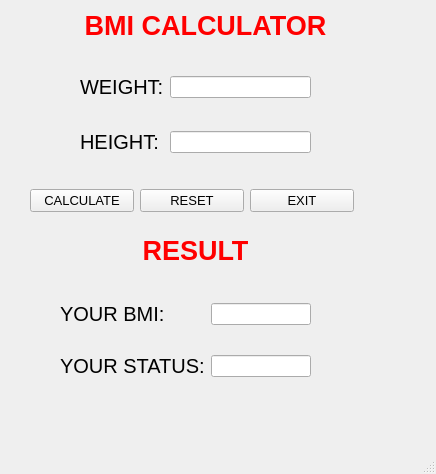
This is ui/MainWindow.ui in 80ninh2910/BMIcalculator as Qt 5 draws it before an edit. The edited form follows.
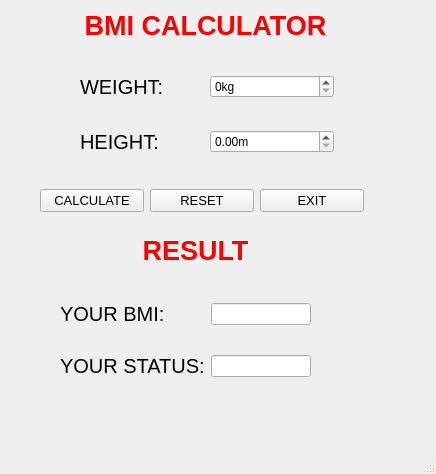
This is the edited form. Icons and pictures are not drawn.

```diff
--- a/ui/MainWindow.ui
+++ b/ui/MainWindow.ui
@@ -45,11 +45,24 @@
      <rect>
       <x>80</x>
       <y>50</y>
-      <width>231</width>
+      <width>254</width>
       <height>131</height>
      </rect>
     </property>
     <layout class="QGridLayout" name="gridLayout">
+     <item row="0" column="1">
+      <widget class="QDoubleSpinBox" name="doubleSpinBoxWeight">
+       <property name="suffix">
+        <string>kg</string>
+       </property>
+       <property name="decimals">
+        <number>0</number>
+       </property>
+       <property name="maximum">
+        <double>1000.000000000000000</double>
+       </property>
+      </widget>
+     </item>
      <item row="1" column="0">
       <widget class="QLabel" name="label_3">
        <property name="font">
@@ -74,18 +87,25 @@
        </property>
       </widget>
      </item>
-     <item row="0" column="1">
-      <widget class="QLineEdit" name="lineEditweight"/>
-     </item>
      <item row="1" column="1">
-      <widget class="QLineEdit" name="lineEditheight"/>
+      <widget class="QDoubleSpinBox" name="doubleSpinBoxHeight">
+       <property name="suffix">
+        <string>m</string>
+       </property>
+       <property name="decimals">
+        <number>2</number>
+       </property>
+       <property name="maximum">
+        <double>3.000000000000000</double>
+       </property>
+      </widget>
      </item>
     </layout>
    </widget>
    <widget class="QWidget" name="horizontalLayoutWidget">
     <property name="geometry">
      <rect>
-      <x>30</x>
+      <x>40</x>
       <y>180</y>
       <width>324</width>
       <height>41</height>
```
